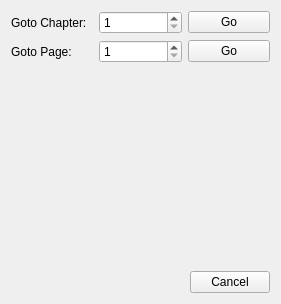
The window that widgets/gotodialog.ui (Rain92/UltimateMangaReader) describes before a commit, drawn with Qt 5.
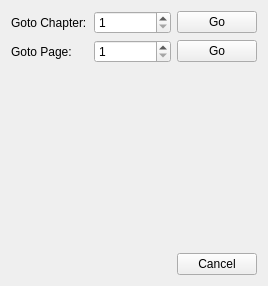
The same window after the commit. Custom widgets are drawn as their Qt base class.

```diff
--- a/widgets/gotodialog.ui
+++ b/widgets/gotodialog.ui
@@ -6,8 +6,8 @@
    <rect>
     <x>0</x>
     <y>0</y>
-    <width>281</width>
-    <height>304</height>
+    <width>268</width>
+    <height>286</height>
    </rect>
   </property>
   <property name="sizePolicy">
```
